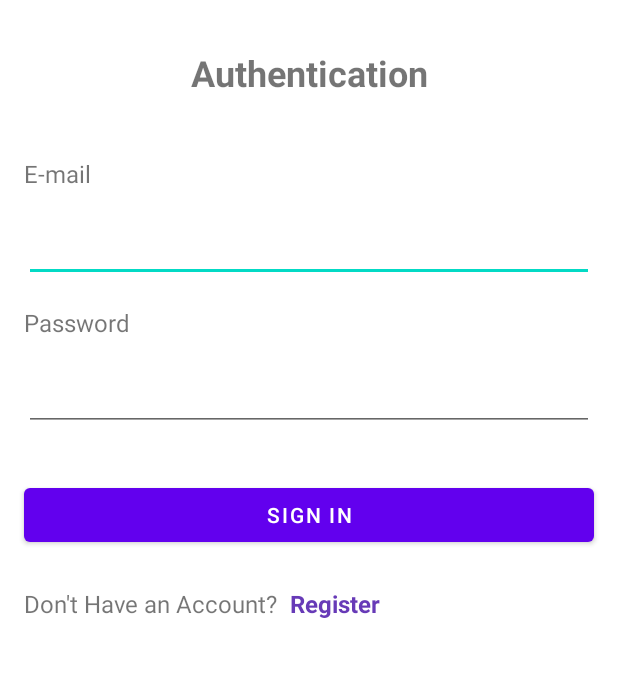
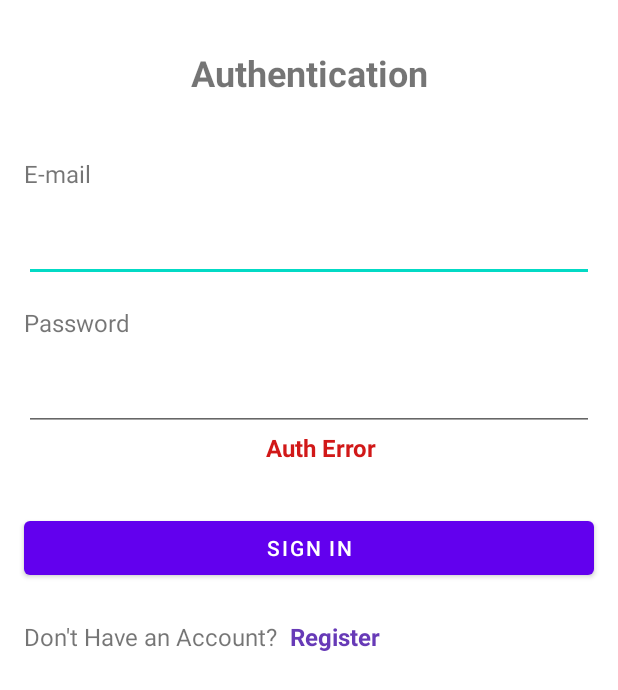
Before and after one commit to Yuziem14/super-trivia, an Android app: the layout fragment_auth.xml on its own in the app's theme, with its tools: preview values and no code run, on a phone screen of 412 x 824 dp. Shown: the top 690 px of the screen. Run offline under Robolectric (Android 15) with nearby library versions, the phone set to English and light mode, and no system bars.

Commit message:
implement user authentication and handle app startup
Co-authored-by: matheuslk <matheus.augustolk@gmail.com>

```diff
--- /dev/null
+++ b/app/src/main/java/com/yuziem14/supertrivia/models/errors/UnauthenticatedError.kt
@@ -0,0 +1,5 @@
+package com.yuziem14.supertrivia.models.errors
+
+data class UnauthenticatedError(
+    var error: String = ""
+) : Error()
--- a/app/src/main/res/layout/fragment_auth.xml
+++ b/app/src/main/res/layout/fragment_auth.xml
@@ -75,7 +75,7 @@
         app:layout_constraintTop_toBottomOf="@+id/textView3" />
 
     <Button
-        android:id="@+id/registerButton"
+        android:id="@+id/signInButton"
         android:layout_width="0dp"
         android:layout_height="wrap_content"
         android:layout_marginStart="16dp"
@@ -85,23 +85,22 @@
         android:layout_marginRight="16dp"
         android:text="@string/sign_in"
         app:layout_constraintEnd_toEndOf="parent"
+        app:layout_constraintHorizontal_bias="0.0"
         app:layout_constraintStart_toStartOf="parent"
-        app:layout_constraintTop_toBottomOf="@+id/passwordInput" />
+        app:layout_constraintTop_toBottomOf="@+id/authErrorText" />
 
     <TextView
         android:id="@+id/textView6"
         android:layout_width="0dp"
         android:layout_height="wrap_content"
-        android:layout_marginStart="16dp"
-        android:layout_marginLeft="16dp"
         android:layout_marginTop="24dp"
         android:text="@string/dont_have_an_account"
         android:textSize="16sp"
-        app:layout_constraintStart_toStartOf="parent"
-        app:layout_constraintTop_toBottomOf="@+id/registerButton" />
+        app:layout_constraintStart_toStartOf="@+id/signInButton"
+        app:layout_constraintTop_toBottomOf="@+id/signInButton" />
 
     <TextView
-        android:id="@+id/authLink"
+        android:id="@+id/registerLink"
         android:layout_width="wrap_content"
         android:layout_height="wrap_content"
         android:layout_marginStart="8dp"
@@ -113,4 +112,18 @@
         app:layout_constraintStart_toEndOf="@+id/textView6"
         app:layout_constraintTop_toTopOf="@+id/textView6" />
 
+    <TextView
+        android:id="@+id/authErrorText"
+        android:layout_width="wrap_content"
+        android:layout_height="wrap_content"
+        android:textColor="#D11818"
+        android:textSize="16sp"
+        android:textStyle="bold"
+        android:visibility="gone"
+        app:layout_constraintEnd_toEndOf="parent"
+        app:layout_constraintStart_toStartOf="@+id/passwordInput"
+        app:layout_constraintTop_toBottomOf="@+id/passwordInput"
+        tools:text="Auth Error"
+        tools:visibility="visible" />
+
 </androidx.constraintlayout.widget.ConstraintLayout>
--- a/app/src/main/res/values/strings.xml
+++ b/app/src/main/res/values/strings.xml
@@ -15,5 +15,6 @@
     <string name="fields_mismatch">%1$s and %2$s don\'t match</string>
     <string name="is_too_short">%1$s is too short</string>
     <string name="is_invalid">%1$s is invalid</string>
+    <string name="invalid_credentials">Invalid Credentials</string>
     <!-- TODO: Remove or change this placeholder text -->
 </resources>
```
Also changed, not shown: app/src/main/java/com/yuziem14/supertrivia/dao/UserDAO.kt (+42 -0 lines), app/src/main/java/com/yuziem14/supertrivia/fragments/AuthFragment.kt (+79 -1 lines), app/src/main/java/com/yuziem14/supertrivia/models/User.kt (+3 -4 lines), 1 other file.
